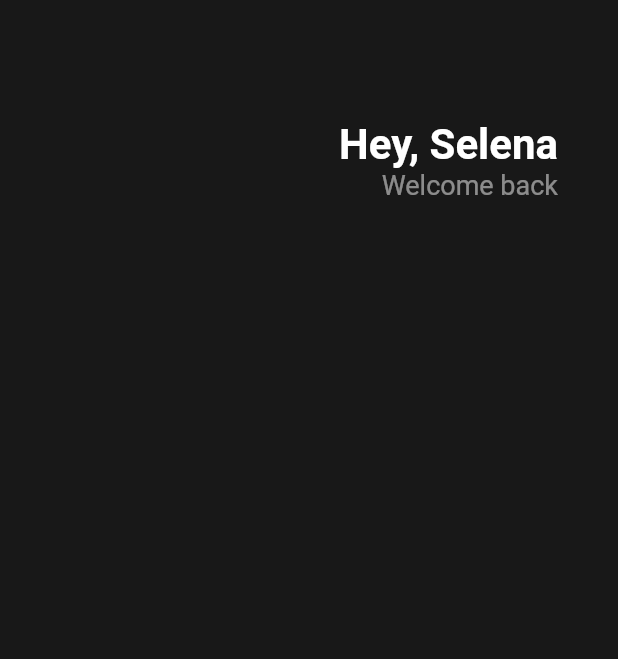
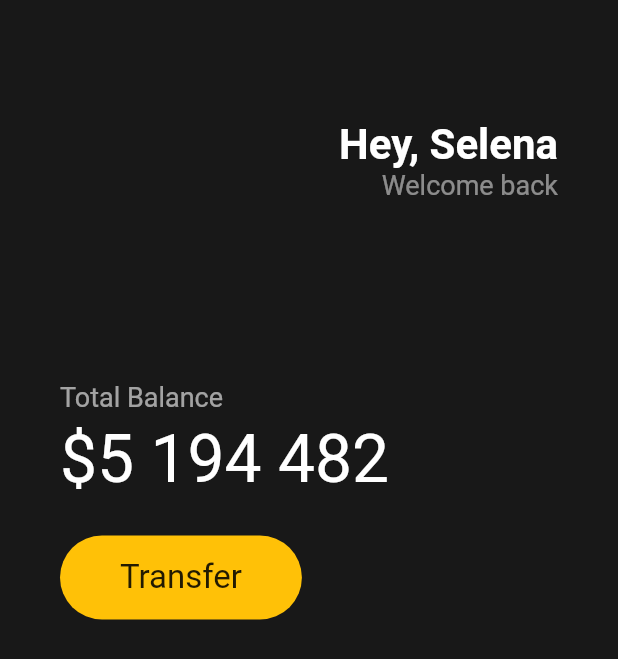
Before and after one commit to shinhj0523/toonflix, a Flutter app: the screen it shows after launch, on a phone screen of 412 x 824 dp. Shown: the top 659 px of the screen. Run offline on Flutter 3.47's test engine with Material 2 defaults, Android fonts, the phone set to English and light mode, and no system bars.

Commit message:
developer tools,buttons section

```diff
--- a/lib/main.dart
+++ b/lib/main.dart
@@ -12,7 +12,8 @@ class App extends StatelessWidget {
         backgroundColor: Color(0xFF181818),
         body: Padding(
           padding: EdgeInsets.symmetric(horizontal: 40),
-          child: Column(children: [
+          child:
+              Column(crossAxisAlignment: CrossAxisAlignment.start, children: [
             SizedBox(
               height: 80,
             ),
@@ -36,6 +37,51 @@ class App extends StatelessWidget {
                 ]),
               ],
             ),
+            SizedBox(
+              height: 120,
+            ),
+            Text(
+              'Total Balance',
+              style: TextStyle(
+                fontSize: 18,
+                color: Colors.white.withOpacity(0.6),
+              ),
+            ),
+            SizedBox(
+              height: 5,
+            ),
+            Text(
+              '\$5 194 482',
+              style: TextStyle(
+                fontSize: 44,
+                color: Colors.white,
+              ),
+            ),
+            SizedBox(
+              height: 25,
+            ),
+            Row(
+              children: [
+                Container(
+                  decoration: BoxDecoration(
+                    color: Colors.amber,
+                    borderRadius: BorderRadius.circular(45),
+                  ),
+                  child: Padding(
+                    padding: EdgeInsets.symmetric(
+                      vertical: 15,
+                      horizontal: 40,
+                    ),
+                    child: Text(
+                      'Transfer',
+                      style: TextStyle(
+                        fontSize: 22,
+                      ),
+                    ),
+                  ),
+                ),
+              ],
+            )
           ]),
         ),
       ),
```
